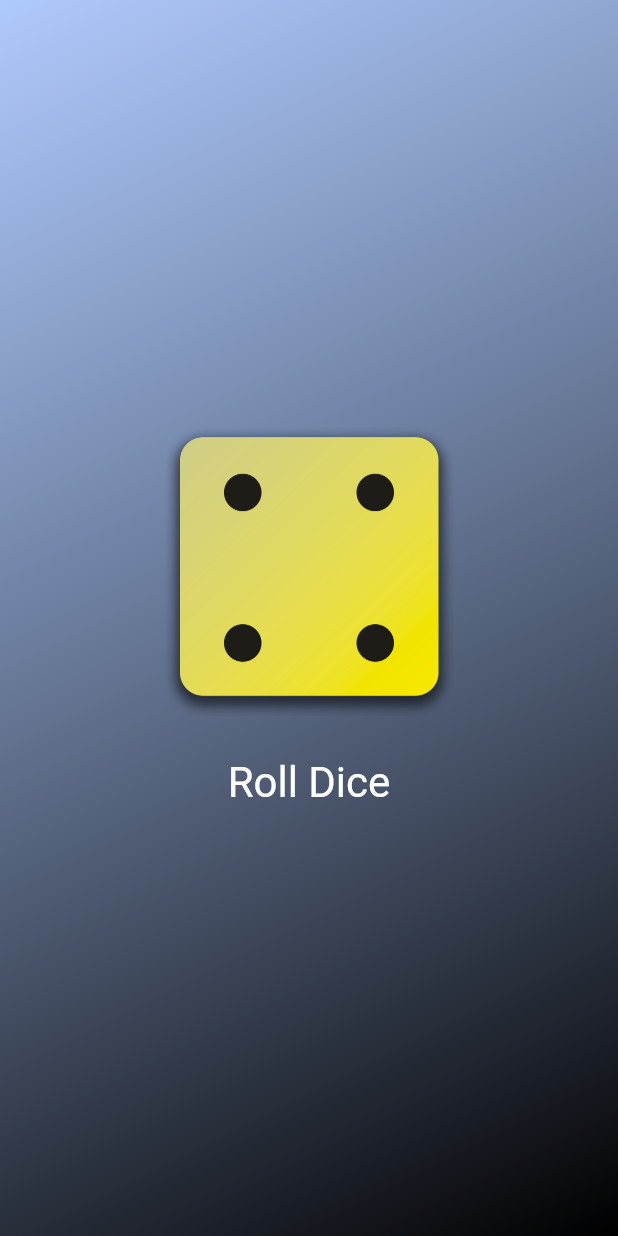
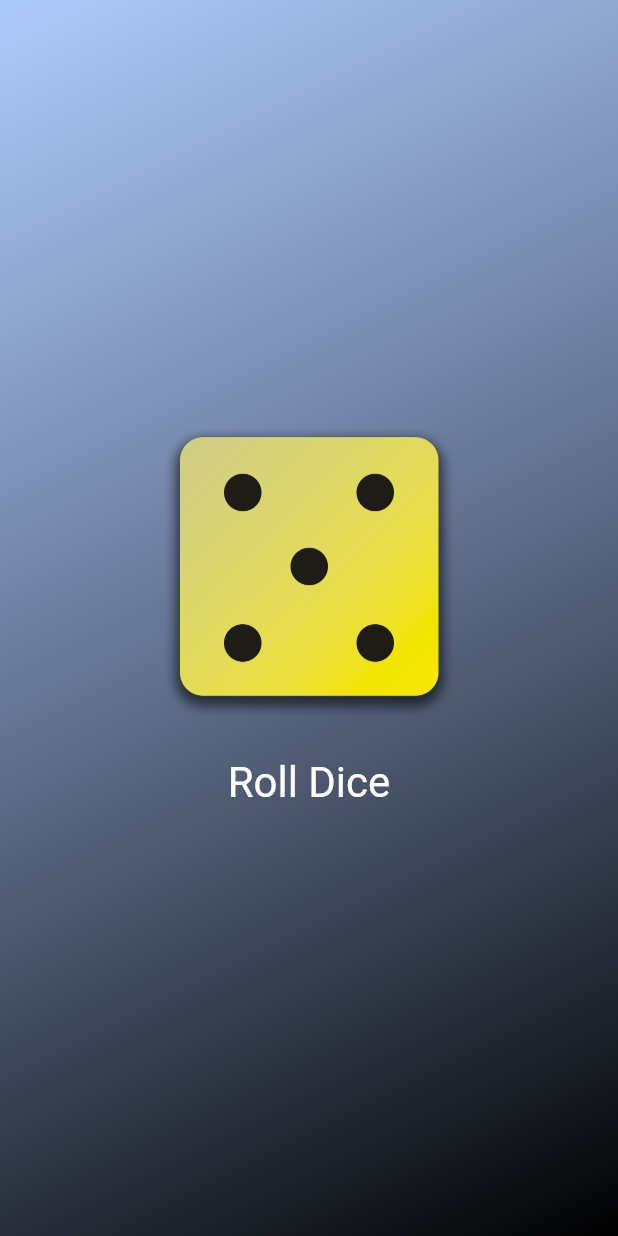
Before and after one commit to yhrjfj/Dice_App, a Flutter app: the screen it shows after launch, after a tap on "Roll Dice", on a phone screen of 412 x 824 dp. Run offline on Flutter 3.47's test engine with Material 2 defaults, Android fonts, the phone set to English and light mode, and no system bars.

```diff
--- a/lib/dice_roller.dart
+++ b/lib/dice_roller.dart
@@ -1,4 +1,7 @@
 import 'package:flutter/material.dart';
+import 'dart:math';
+
+final randomizer = Random();
 
 class DiceRoller extends StatefulWidget {
   const DiceRoller({super.key});
@@ -11,12 +14,12 @@ class DiceRoller extends StatefulWidget {
 
 class _DiceRollerState extends State<DiceRoller> {
 // Dice
-  var activeDiceImage = 'assets/images/dice-2.png';
+  var currentDiceRoll = 1;
 
   // Roll Dice function
   void rollDice() {
     setState(() {
-      activeDiceImage = 'assets/images/dice-4.png';
+      currentDiceRoll = randomizer.nextInt(6) + 1;
     });
   }
 
@@ -26,7 +29,7 @@ class _DiceRollerState extends State<DiceRoller> {
       mainAxisSize: MainAxisSize.min,
       children: [
         Image.asset(
-          activeDiceImage,
+          'assets/images/dice-$currentDiceRoll.png',
           width: 200,
         ),
         const SizedBox(
```
